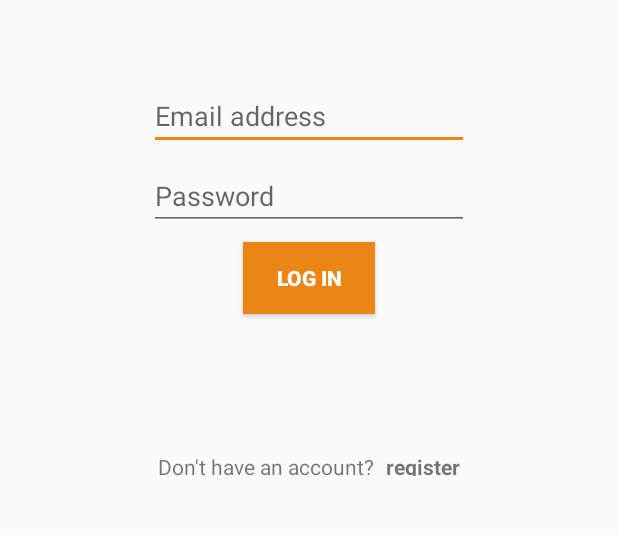
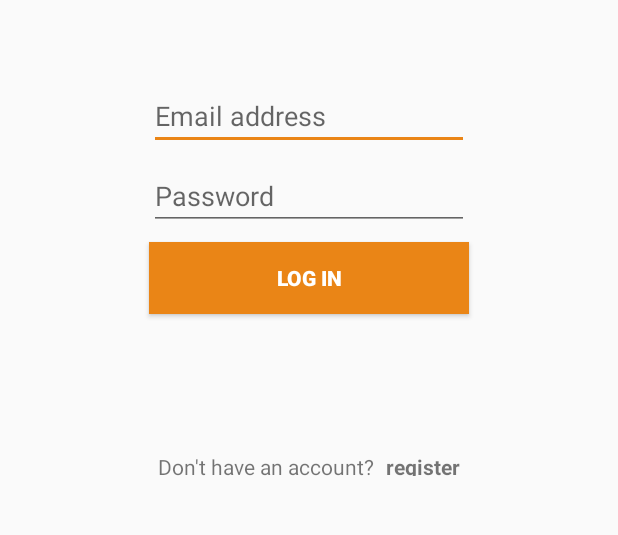
Before and after one commit to arjangosens/MDODAndroid, an Android app: the screen it shows after launch (MainActivity), on a phone screen of 412 x 824 dp, the part 438-973 px from its top. Run offline under Robolectric (Android 15) with nearby library versions, the phone set to English and light mode, and no system bars; our stand-ins replace Volley.

Commit message:
Increased size of login button to match above editTexts

```diff
--- a/app/src/main/res/layout/activity_main.xml
+++ b/app/src/main/res/layout/activity_main.xml
@@ -50,17 +50,15 @@
 
     <Button
         android:id="@+id/button_Login"
-        android:layout_width="wrap_content"
+        android:layout_width="0dp"
         android:layout_height="wrap_content"
-        android:layout_marginEnd="8dp"
-        android:layout_marginStart="8dp"
         android:layout_marginTop="8dp"
         android:background="@color/coloraccent"
         android:text="@string/login"
         android:textColor="@android:color/background_light"
         android:textStyle="bold"
-        app:layout_constraintEnd_toEndOf="parent"
-        app:layout_constraintStart_toStartOf="parent"
+        app:layout_constraintEnd_toEndOf="@+id/editText_Password"
+        app:layout_constraintStart_toStartOf="@+id/editText_Password"
         app:layout_constraintTop_toBottomOf="@+id/editText_Password" />
 
     <ImageView
```
